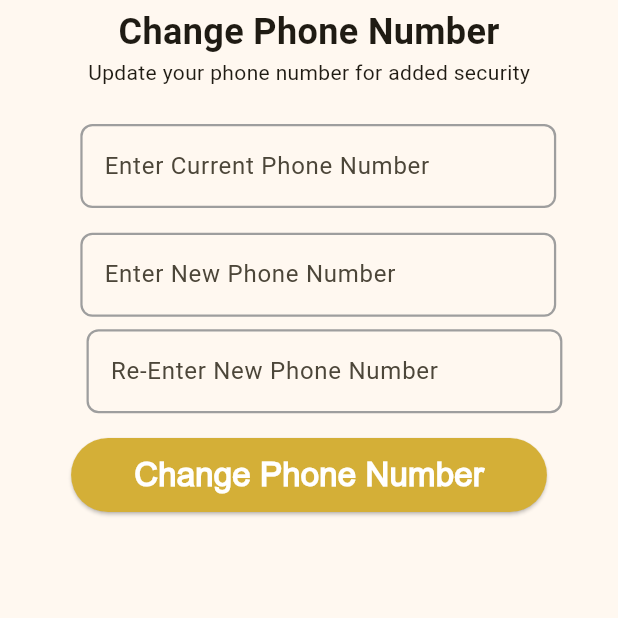
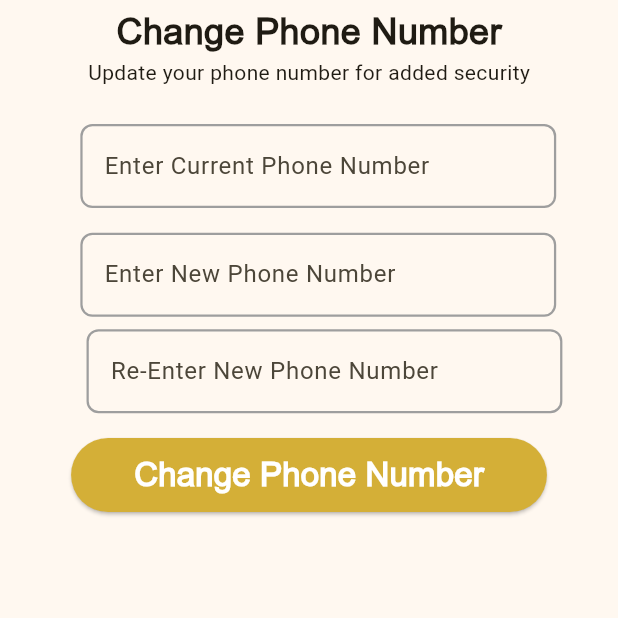
Before and after one commit to zainchaudhary4/Tenth-Fifth-Pays, a Flutter app: the ChangePhoneNumberPage screen opened directly, on a phone screen of 412 x 824 dp, the top half of it. Run offline on Flutter 3.47's test engine with Material 3 defaults, Android fonts, the phone set to English and light mode, and no system bars; our stand-ins replace get, pinput.

```diff
--- a/lib/View/Change Phone Number/change_phone_number_page.dart
+++ b/lib/View/Change Phone Number/change_phone_number_page.dart
@@ -20,7 +20,7 @@ class ChangePhoneNumberPage extends StatelessWidget{
               mainAxisAlignment: MainAxisAlignment.center,
               crossAxisAlignment: CrossAxisAlignment.center,
               children: [
-                const Text("Change Phone Number", style: TextStyle(fontSize: 24, fontWeight: FontWeight.bold)),
+                const Text("Change Phone Number", style: TextStyle(fontFamily: 'Arial', fontSize: 24, fontWeight: FontWeight.bold)),
                 const Text("Update your phone number for added security"),
                 Column(
                   mainAxisAlignment: MainAxisAlignment.start,
```
